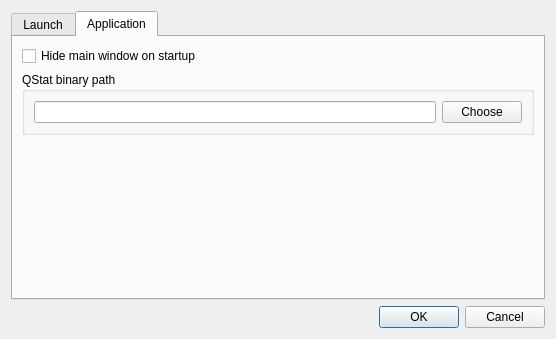
Before: the Qt Designer form src/options_dialog.ui in navrocky/urtconnector, drawn with Qt 5.
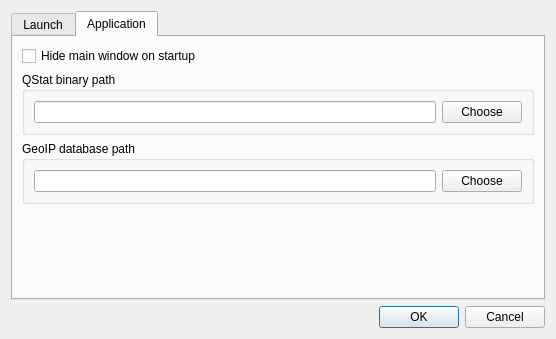
After: the same form once the commit is applied. The open tabs and pages were chosen to show the change. Icons and pictures are not drawn.

Commit message: geoip options can be found in preferences. Gentoo-distribution update.

```diff
--- a/src/options_dialog.ui
+++ b/src/options_dialog.ui
@@ -194,6 +194,25 @@
          </layout>
         </widget>
        </item>
+       <item>
+        <widget class="QGroupBox" name="groupBox_4">
+         <property name="title">
+          <string>GeoIP database path</string>
+         </property>
+         <layout class="QHBoxLayout" name="horizontalLayout_5">
+          <item>
+           <widget class="QLineEdit" name="geoip_database_edit"/>
+          </item>
+          <item>
+           <widget class="QPushButton" name="geoip_database_choose_button">
+            <property name="text">
+             <string>Choose</string>
+            </property>
+           </widget>
+          </item>
+         </layout>
+        </widget>
+       </item>
        <item>
         <spacer name="verticalSpacer_3">
          <property name="orientation">
```
Left out of the diff: 2 changed lines with no effect on the pictures. The commit also changes 9 other files.
